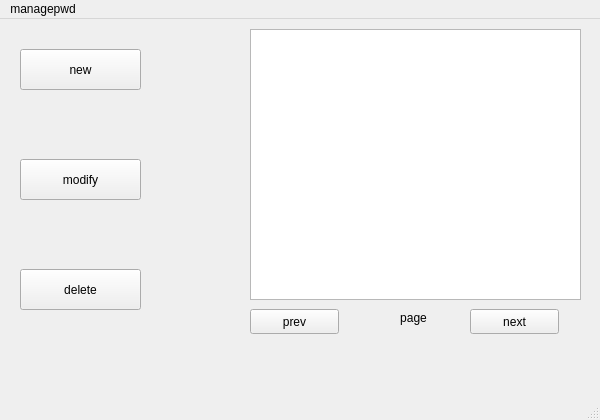
benbenohye/TPA, file managepsw.ui: the form before one commit.
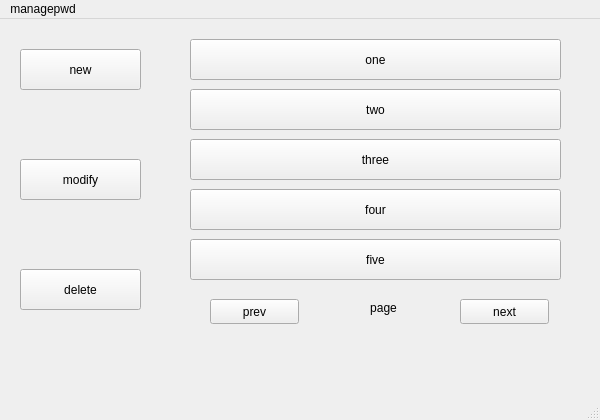
The form after the commit.

What changed in the file:
```diff
--- a/managepsw.ui
+++ b/managepsw.ui
@@ -171,10 +171,10 @@
    <widget class="QWidget" name="modifyWidget" native="true">
     <property name="geometry">
      <rect>
-      <x>170</x>
-      <y>10</y>
-      <width>421</width>
-      <height>331</height>
+      <x>600</x>
+      <y>600</y>
+      <width>420</width>
+      <height>330</height>
      </rect>
     </property>
     <widget class="QListView" name="pwdlistView">
@@ -230,6 +230,123 @@
      </property>
     </widget>
    </widget>
+   <widget class="QWidget" name="listWidget" native="true">
+    <property name="geometry">
+     <rect>
+      <x>180</x>
+      <y>10</y>
+      <width>390</width>
+      <height>331</height>
+     </rect>
+    </property>
+    <widget class="QPushButton" name="oneButton">
+     <property name="geometry">
+      <rect>
+       <x>10</x>
+       <y>10</y>
+       <width>371</width>
+       <height>41</height>
+      </rect>
+     </property>
+     <property name="text">
+      <string>one</string>
+     </property>
+    </widget>
+    <widget class="QPushButton" name="twoButton">
+     <property name="geometry">
+      <rect>
+       <x>10</x>
+       <y>60</y>
+       <width>371</width>
+       <height>41</height>
+      </rect>
+     </property>
+     <property name="text">
+      <string>two</string>
+     </property>
+    </widget>
+    <widget class="QPushButton" name="threeButton">
+     <property name="geometry">
+      <rect>
+       <x>10</x>
+       <y>110</y>
+       <width>371</width>
+       <height>41</height>
+      </rect>
+     </property>
+     <property name="text">
+      <string>three</string>
+     </property>
+    </widget>
+    <widget class="QPushButton" name="fourButton">
+     <property name="geometry">
+      <rect>
+       <x>10</x>
+       <y>160</y>
+       <width>371</width>
+       <height>41</height>
+      </rect>
+     </property>
+     <property name="text">
+      <string>four</string>
+     </property>
+    </widget>
+    <widget class="QPushButton" name="fiveButton">
+     <property name="geometry">
+      <rect>
+       <x>10</x>
+       <y>210</y>
+       <width>371</width>
+       <height>41</height>
+      </rect>
+     </property>
+     <property name="text">
+      <string>five</string>
+     </property>
+    </widget>
+    <widget class="QPushButton" name="prevButton_2">
+     <property name="geometry">
+      <rect>
+       <x>30</x>
+       <y>270</y>
+       <width>89</width>
+       <height>25</height>
+      </rect>
+     </property>
+     <property name="text">
+      <string>prev</string>
+     </property>
+    </widget>
+    <widget class="QPushButton" name="nextButton_2">
+     <property name="geometry">
+      <rect>
+       <x>280</x>
+       <y>270</y>
+       <width>89</width>
+       <height>25</height>
+      </rect>
+     </property>
+     <property name="text">
+      <string>next</string>
+     </property>
+    </widget>
+    <widget class="QLabel" name="pageLabel_2">
+     <property name="geometry">
+      <rect>
+       <x>170</x>
+       <y>270</y>
+       <width>67</width>
+       <height>17</height>
+      </rect>
+     </property>
+     <property name="text">
+      <string>page</string>
+     </property>
+     <property name="alignment">
+      <set>Qt::AlignCenter</set>
+     </property>
+    </widget>
+   </widget>
   </widget>
   <widget class="QMenuBar" name="menubar">
    <property name="geometry">
```
Left out of the diff: 2 changed lines with no effect on the pictures.
